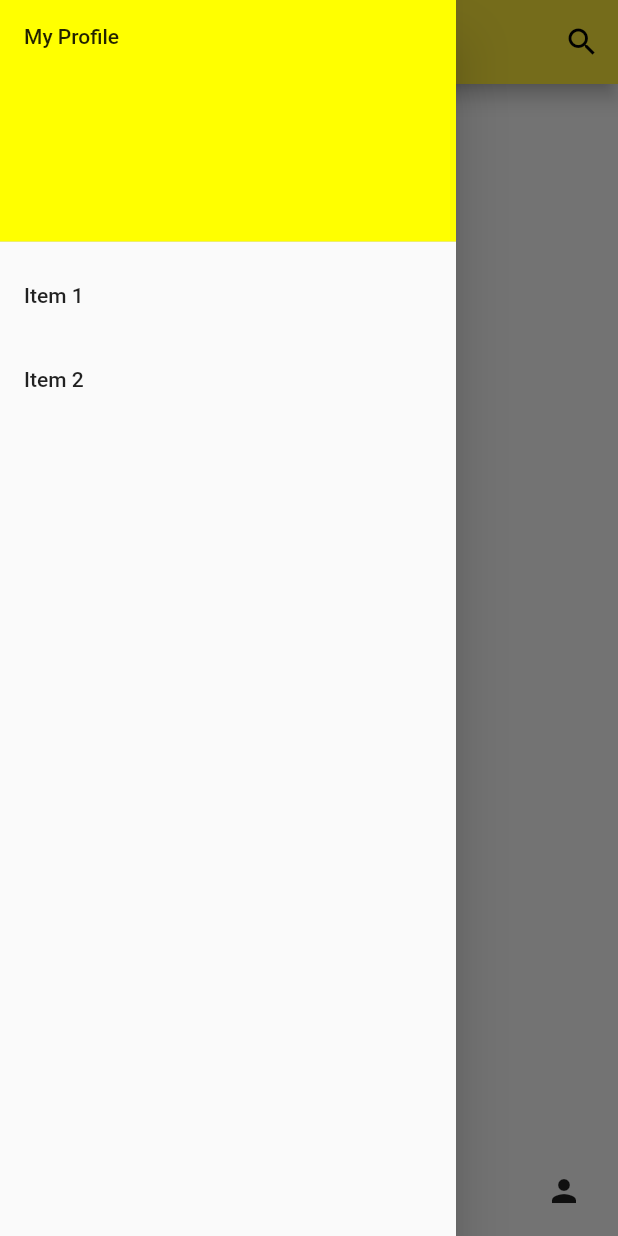
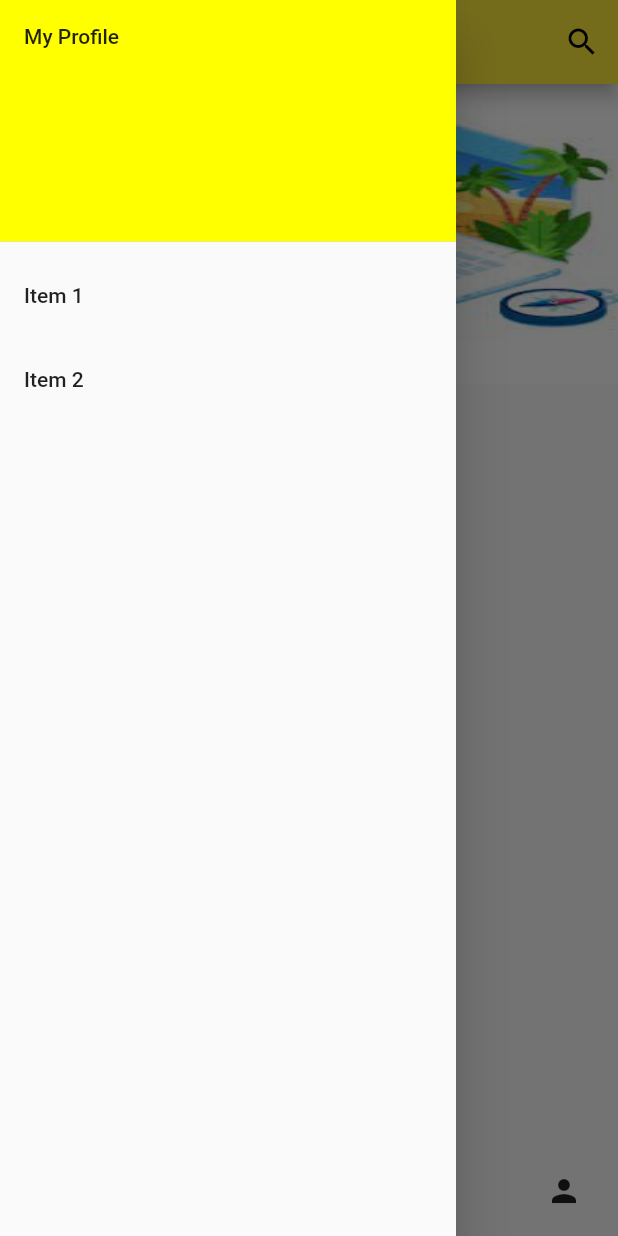
Before and after one commit to meslam1/tourism_company, a Flutter app: the screen it shows after launch, with the side drawer open, on a phone screen of 412 x 824 dp. Run offline on Flutter 3.47's test engine with Material 2 defaults, Android fonts, the phone set to English and light mode, and no system bars; drawn by our look-alikes of easy_search_bar, salomon_bottom_bar; our stand-ins replace introduction_screen, shared_preferences.

Commit message:
pageview1

```diff
--- a/lib/home_screen.dart
+++ b/lib/home_screen.dart
@@ -14,6 +14,14 @@ class HomeScreen extends StatefulWidget {
 class _HomeScreenState extends State<HomeScreen> {
 
   var _currentIndex = 0;
+  var _pageIndex = 0;
+
+  List<String> listImages = [
+    'assets/1.png',
+    'assets/2.png',
+    'assets/3.png'];
+
+  final pageController  = PageController();
 
 
   String searchValue = '';
@@ -98,6 +106,47 @@ class _HomeScreenState extends State<HomeScreen> {
               ),
             ],
           ),
+      body: _currentIndex == 0
+          ? SizedBox(
+        width: double.infinity,
+        height: 200,
+        child: PageView(
+          controller: pageController,
+          children: [
+            Container(
+              color: Colors.red,
+              child:  Image.asset(listImages[0], fit: BoxFit.fill),
+            ),
+            Container(
+              color: Colors.green,
+              child:  Image.asset(listImages[1], fit: BoxFit.fill),
+            ),
+            Container(
+              color: Colors.blue,
+              child:  Image.asset(listImages[2], fit: BoxFit.fill),
+            ),
+
+          ],
+        ),
+      )
+          : _currentIndex == 1
+          ? const Center(
+        child: Text('Likes'),
+      )
+          : _currentIndex == 2
+          ? const Center(
+        child: Text('Search'),
+      )
+          : const Center(
+        child: Text('Profile'),
+      ),
     );
   }
+
+  @override
+  dispose() {
+    pageController.dispose();
+    super.dispose();
+  }
+
 }
```
